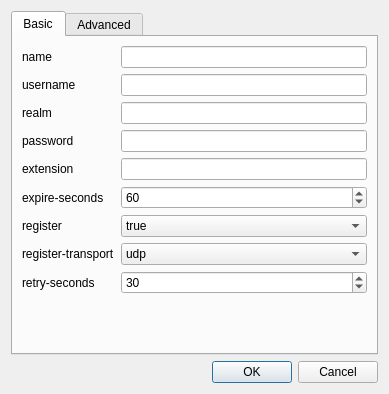
Above: fscomm/preferences/accountdialog.ui from karlma/freeswitch-b1.10 before the change. Below: the same form after it.
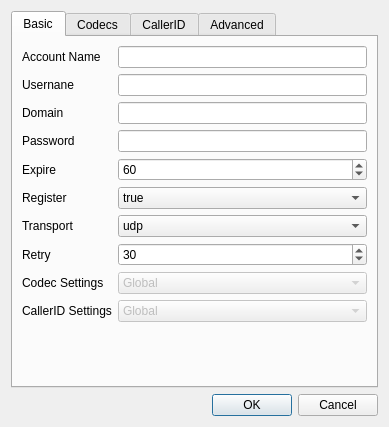
That is the form after the change.

Commit message: Prepare UI modifications for codec and profile clid configuration.

Diff of the .ui file:
```diff
--- a/fscomm/preferences/accountdialog.ui
+++ b/fscomm/preferences/accountdialog.ui
@@ -10,7 +10,7 @@
     <x>0</x>
     <y>0</y>
     <width>389</width>
-    <height>394</height>
+    <height>427</height>
    </rect>
   </property>
   <property name="windowTitle">
@@ -33,7 +33,7 @@
        <item row="0" column="0">
         <widget class="QLabel" name="label">
          <property name="text">
-          <string>name</string>
+          <string>Account Name</string>
          </property>
         </widget>
        </item>
@@ -43,7 +43,7 @@
        <item row="1" column="0">
         <widget class="QLabel" name="label_2">
          <property name="text">
-          <string>username</string>
+          <string>Usernane</string>
          </property>
         </widget>
        </item>
@@ -53,7 +53,7 @@
        <item row="2" column="0">
         <widget class="QLabel" name="label_3">
          <property name="text">
-          <string>realm</string>
+          <string>Domain</string>
          </property>
         </widget>
        </item>
@@ -63,45 +63,42 @@
        <item row="3" column="0">
         <widget class="QLabel" name="label_6">
          <property name="text">
-          <string>password</string>
+          <string>Password</string>
          </property>
         </widget>
        </item>
        <item row="3" column="1">
-        <widget class="QLineEdit" name="sofiaGwPasswordEdit"/>
+        <widget class="QLineEdit" name="sofiaGwPasswordEdit">
+         <property name="toolTip">
+          <string>Account password </string>
+         </property>
+         <property name="echoMode">
+          <enum>QLineEdit::Password</enum>
+         </property>
+        </widget>
        </item>
        <item row="4" column="0">
-        <widget class="QLabel" name="label_7">
-         <property name="text">
-          <string>extension</string>
-         </property>
-        </widget>
-       </item>
-       <item row="4" column="1">
-        <widget class="QLineEdit" name="sofiaGwExtensionEdit"/>
-       </item>
-       <item row="5" column="0">
         <widget class="QLabel" name="label_10">
          <property name="text">
-          <string>expire-seconds</string>
+          <string>Expire</string>
          </property>
         </widget>
        </item>
-       <item row="5" column="1">
+       <item row="4" column="1">
         <widget class="QSpinBox" name="sofiaGwExpireSecondsSpin">
          <property name="value">
           <number>60</number>
          </property>
         </widget>
        </item>
-       <item row="6" column="0">
+       <item row="5" column="0">
         <widget class="QLabel" name="label_11">
          <property name="text">
-          <string>register</string>
+          <string>Register</string>
          </property>
         </widget>
        </item>
-       <item row="6" column="1">
+       <item row="5" column="1">
         <widget class="QComboBox" name="sofiaGwRegisterCombo">
          <item>
           <property name="text">
@@ -115,14 +112,14 @@
          </item>
         </widget>
        </item>
-       <item row="7" column="0">
+       <item row="6" column="0">
         <widget class="QLabel" name="label_12">
          <property name="text">
-          <string>register-transport</string>
+          <string>Transport</string>
          </property>
         </widget>
        </item>
-       <item row="7" column="1">
+       <item row="6" column="1">
         <widget class="QComboBox" name="sofiaGwRegisterTransportCombo">
          <item>
           <property name="text">
@@ -136,20 +133,100 @@
          </item>
         </widget>
        </item>
-       <item row="8" column="0">
+       <item row="7" column="0">
         <widget class="QLabel" name="label_13">
          <property name="text">
-          <string>retry-seconds</string>
+          <string>Retry</string>
          </property>
         </widget>
        </item>
-       <item row="8" column="1">
+       <item row="7" column="1">
         <widget class="QSpinBox" name="sofiaGwRetrySecondsSpin">
          <property name="value">
           <number>30</number>
          </property>
         </widget>
        </item>
+       <item row="8" column="0">
+        <widget class="QLabel" name="label_4">
+         <property name="text">
+          <string>Codec Settings</string>
+         </property>
+        </widget>
+       </item>
+       <item row="9" column="0">
+        <widget class="QLabel" name="label_5">
+         <property name="text">
+          <string>CallerID Settings</string>
+         </property>
+        </widget>
+       </item>
+       <item row="8" column="1">
+        <widget class="QComboBox" name="codecSettingsCombo">
+         <property name="enabled">
+          <bool>false</bool>
+         </property>
+         <item>
+          <property name="text">
+           <string>Global</string>
+          </property>
+         </item>
+         <item>
+          <property name="text">
+           <string>Custom</string>
+          </property>
+         </item>
+        </widget>
+       </item>
+       <item row="9" column="1">
+        <widget class="QComboBox" name="clidSettingsCombo">
+         <property name="enabled">
+          <bool>false</bool>
+         </property>
+         <item>
+          <property name="text">
+           <string>Global</string>
+          </property>
+         </item>
+         <item>
+          <property name="text">
+           <string>Custom</string>
+          </property>
+         </item>
+        </widget>
+       </item>
+      </layout>
+     </widget>
+     <widget class="QWidget" name="codecPage">
+      <attribute name="title">
+       <string>Codecs</string>
+      </attribute>
+     </widget>
+     <widget class="QWidget" name="clidPage">
+      <attribute name="title">
+       <string>CallerID</string>
+      </attribute>
+      <layout class="QFormLayout" name="formLayout_2">
+       <item row="0" column="0">
+        <widget class="QLabel" name="label_15">
+         <property name="text">
+          <string>CallerID Name:</string>
+         </property>
+        </widget>
+       </item>
+       <item row="0" column="1">
+        <widget class="QLineEdit" name="sofiaCallerIDName"/>
+       </item>
+       <item row="1" column="0">
+        <widget class="QLabel" name="label_14">
+         <property name="text">
+          <string>CallerID Number:</string>
+         </property>
+        </widget>
+       </item>
+       <item row="1" column="1">
+        <widget class="QLineEdit" name="sofiaCallerIDNum"/>
+       </item>
       </layout>
      </widget>
      <widget class="QWidget" name="tab_2">
```
Left out of the diff: 20 changed lines with no effect on the pictures. The commit also changes 3 other files.
